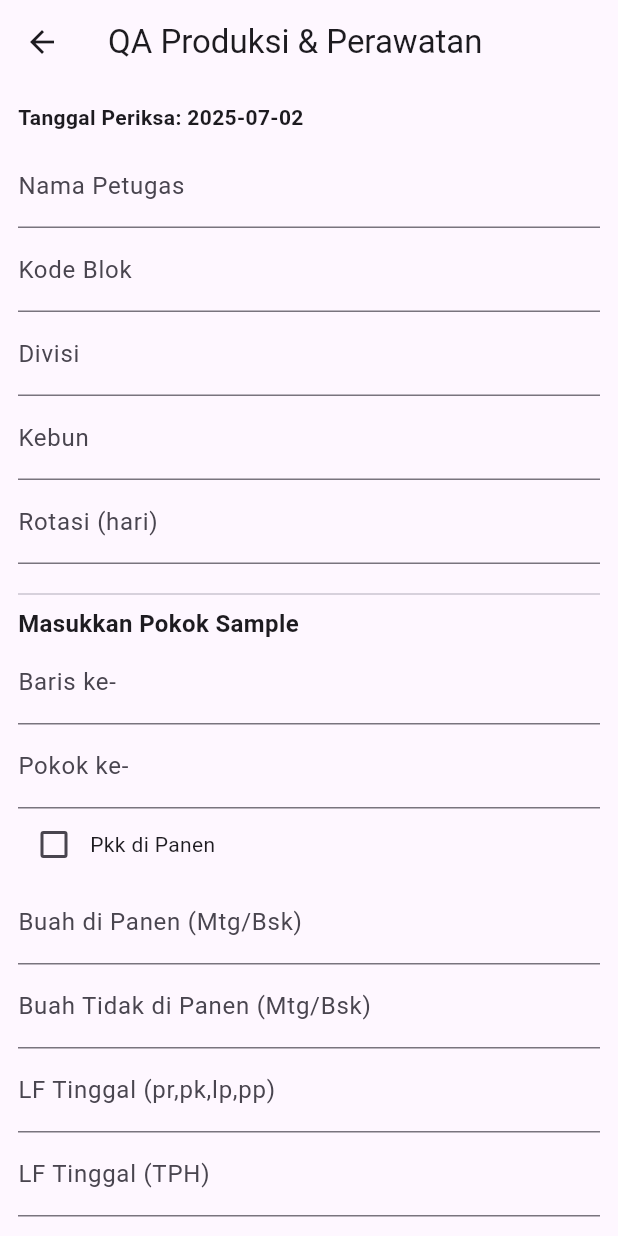
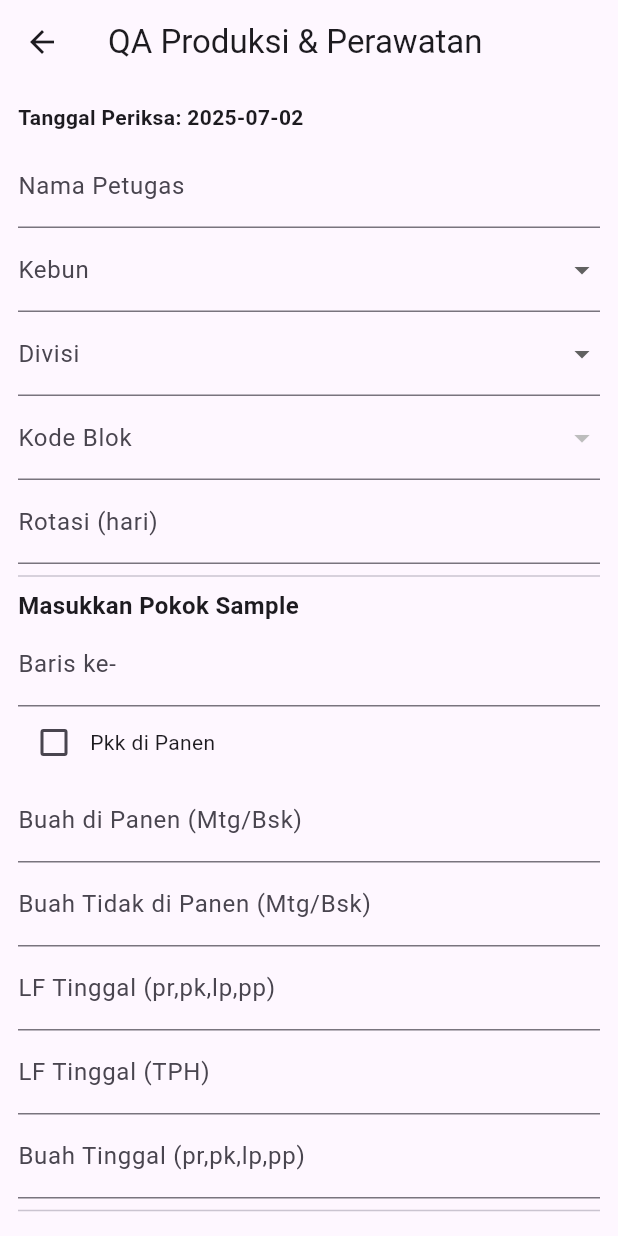
Before and after one commit to mutiaasabrina/QA-Mobile-AGRS, a Flutter app: the QAProduksiPage screen opened directly, on a phone screen of 412 x 824 dp. Run offline on Flutter 3.47's test engine with Material 3 defaults, Android fonts, the phone set to English and light mode, and no system bars.

Commit message:
Fix For QA Produksi & Perawatan (UI)

```diff
--- a/lib/main.dart
+++ b/lib/main.dart
@@ -113,16 +113,13 @@ class QAProduksiPage extends StatefulWidget {
 
 class _QAProduksiPageState extends State<QAProduksiPage> {
   final _namaPetugasController = TextEditingController();
-  final _kodeBlokController = TextEditingController();
-  final _divisiController = TextEditingController();
-  final _kebunController = TextEditingController();
   final _rotasiController = TextEditingController();
 
   final List<Map<String, dynamic>> _samples = [];
   final String _tanggalPeriksa = DateFormat('yyyy-MM-dd').format(DateTime.now());
 
   final _barisController = TextEditingController();
-  final _pokokController = TextEditingController();
+  int pokokCounter = 1;
   bool _dipanen = false;
   final _buahDipanenController = TextEditingController();
   final _buahTidakDipanenController = TextEditingController();
@@ -130,29 +127,39 @@ class _QAProduksiPageState extends State<QAProduksiPage> {
   final _tphTinggalController = TextEditingController();
   final _buahTinggalController = TextEditingController();
 
+  String? selectedDivisi;
+  String? selectedKebun;
+  String? selectedBlok;
+
   final Map<String, String?> dropdownSelections = {};
-  final Map<String, Map<String, int>> dropdownCounters = {};
+  final Map<String, int> dropdownCounters = {};
 
-  final Map<String, List<String>> dropdownOptions = {
-    "Kondisi Circle": ["Baik", "Semak", "Anak Sawit", "Sampah"],
-    "Kondisi Path": ["Baik", "Tidak Baik"],
-    "Kondisi TPH": ["Baik", "Tidak Baik"],
-    "Lalang": ["Ada", "Tidak Ada"],
-    "Anak Kayu": ["Ada", "Tidak Ada"],
-    "Perumpung": ["Ada", "Tidak Ada"],
-    "Purun Tikus": ["Ada", "Tidak Ada"],
-    "Pakis Udang": ["Ada", "Tidak Ada"],
-    "Titi Panen": ["Ada", "Tidak Ada"],
-    "Jalan dan Jembatan": ["Baik", "Sedang", "Jelek"],
-    "Pruning": ["Baik", "Over", "Sengkleh", "Under"],
-    "Susunan Pelepah": ["Rapi", "Tidak Rapi"],
-    "Serangan Tikus": ["Ada", "Tidak Ada"],
-    "Serangan Rayap": ["Ada", "Tidak Ada"],
-    "Thirathaba": ["Ada", "Tidak Ada"],
-    "UPDPKS": ["Ada", "Tidak Ada"],
+  final List<String> divisiOptions = ['1', '2', '3', '4', '5'];
+  final List<String> kebunOptions = ['Inti', 'Plasma'];
+
+  final Map<String, List<String>> blokOptions = {
+    "Inti-1": ["I-18", "I-19", "I-20", "I-21", "I-22", "I-23", "I-24", "I-25", "I-26", "I-27", "I-28", "I-29", "J-18", "J-19", "J-20", "J-21", "J-22", "J-23", "J-24", "J-25", "J-26", "J-27", "J-28", "J-29", "I-12", "I-13", "I-14", "I-14B", "I-15", "I-15B", "I-16", "I-16B", "I-17", "I-08", "I-09", "I-10", "I-11"],
+    "Inti-2": ["H-18", "H-19", "H-20", "H-21", "H-22", "H-23", "H-24", "H-25", "H-26", "H-27", "H-28", "H-29", "H-30", "H-31", "G-18", "G-19", "G-20", "G-21", "G-22", "G-23", "G-24", "G-25", "G-26", "G-27"],
+    "Inti-3": ["G-1", "G-10", "G-11", "G-12", "G-13", "G-14", "G-15", "G-16", "G-17", "G-2", "G-3", "G-4", "G-5", "G-6", "G-7", "G-8", "G-9", "H-10", "H-11", "H-12", "H-13", "H-14", "H-15", "H-16", "H-17", "H-6", "H-7", "H-8", "H-9", "G-04", "G-05", "H-06", "H-07"],
+    "Inti-4": ["E-18", "E-10", "E-11", "E-12", "E-13", "E-14", "E-15", "E-16", "E-17", "E-19", "E-20", "E-21", "E-22", "E-23", "E-7", "E-8", "E-9", "E-24", "F-10", "F-11", "F-12", "F-13", "F-14", "F-15", "F-16", "F-17", "F-18", "F-19", "F-20", "F-21", "F-22", "F-23", "F-24", "F-7", "F-8", "F-9"],
+    "Inti-5": ["C-16", "E-1", "E-2", "E-3", "E-4", "E-5", "E-6", "F-1", "F-2", "F-3", "F-4", "F-5", "F-6", "C-5", "C-6", "C-7", "C-8", "C-9", "D-10", "D-11", "D-3", "D-4", "D-5", "D-6", "D-7", "D-8", "D-9"],
+    "Plasma-1": ["I-30", "I-31", "I-32", "J-30", "J-31", "J-32", "G-31", "H-31", "K-28", "K-29", "K-30", "L-26", "L-27", "L-28", "L-29", "L-30", "L-31", "L-32", "L-33", "L-34", "L-35", "L-37", "H-32", "L-36", "L-38", "L-39", "K-26", "K-27", "K-31", "K-22", "K-23", "K-24", "K-25", "H-33", "K-32", "K-33", "K-34", "K-35", "L-40", "L-41", "M-36", "M-38"],
+    "Plasma-2": ["E-34", "E-35", "E-37", "E-38", "F-34", "F-35", "F-37", "F-38", "F-39", "F-40", "F-41", "D-34", "D-35", "D-49", "D-50", "D-51", "D-52", "D-53", "E-33", "E-36", "E-39", "F-36", "E-25", "E-26", "E-27", "F-24", "F-25", "F-26", "F-27", "F-28", "D-37", "D-38", "D-41", "D-42", "D-36", "D-39", "D-40", "D-43", "D-48", "E-28", "E-29"],
+    "Plasma-3": ["D-35", "D-36", "D-30", "D-33", "D-34", "C-25", "C-26", "C-31", "C-32", "D-37", "D-38", "D-39", "D-40", "D-41", "D-42", "C-27", "C-28", "C-29", "C-30", "C-33", "C-34", "C-35", "C-36", "C-37", "C-38", "C-39", "C-40", "B-34", "B-35", "B-37", "B-40", "B-41", "B-43", "C-41", "C-42", "C-43", "C-44"],
+    "Plasma-4": ["B-23", "B-17", "B-18", "B-27", "B-29", "A-20", "A-21", "A-22", "A-23", "B-19", "B-20", "B-21", "B-22", "B-24", "B-25", "B-26", "B-28", "A-28", "A-29", "A-30", "A-32", "A-25", "A-31", "B-30", "A-26"],
+    "Plasma-5": ["B-15", "B-16", "C-23", "D-20", "D-28", "B-10", "B-13", "B-14", "C-15", "C-16", "C-8", "C-9", "D-11", "C-19", "C-20", "D-25", "D-26", "D-27", "B-12", "C-5", "B-11", "C-10", "C-11", "C-14", "D-19", "C-6", "C-7", "D-17", "D-1", "D-2", "D-3"]
   };
 
-  Widget _buildDropdown(String label, List<String> options, String key) {
+  List<String> get availableBloks {
+    if (selectedKebun != null && selectedDivisi != null) {
+      return blokOptions['${selectedKebun}-${selectedDivisi}'] ?? [];
+    }
+    return [];
+  }
+
+  int _pokokCounter = 1; // Counter otomatis untuk pokok
+
+   Widget _buildDropdown(String label, List<String> options, String key) {
     return DropdownButtonFormField<String>(
       decoration: InputDecoration(labelText: label),
       value: dropdownSelections[key],
@@ -164,15 +171,15 @@ class _QAProduksiPageState extends State<QAProduksiPage> {
   }
 
   void _savePokokSample() {
-    if (_barisController.text.isEmpty || _pokokController.text.isEmpty) {
-      ScaffoldMessenger.of(context).showSnackBar(const SnackBar(content: Text("Baris & Pokok harus diisi.")));
+    if (_barisController.text.isEmpty) {
+      ScaffoldMessenger.of(context).showSnackBar(const SnackBar(content: Text("Baris harus diisi.")));
       return;
     }
 
     setState(() {
       _samples.add({
         "baris": _barisController.text,
-        "pokok": _pokokController.text,
+        "pokok": _pokokCounter.toString(),
         "dipanen": _dipanen,
         "buahDipanen": _buahDipanenController.text,
         "buahTidakDipanen": _buahTidakDipanenController.text,
@@ -181,6 +188,7 @@ class _QAProduksiPageState extends State<QAProduksiPage> {
         "buahTinggal": _buahTinggalController.text,
         "dropdowns": Map<String, String?>.from(dropdownSelections),
       });
+      _pokokCounter++;
       _clearPokokForm();
       dropdownSelections.clear();
     });
@@ -188,7 +196,6 @@ class _QAProduksiPageState extends State<QAProduksiPage> {
 
   void _clearPokokForm() {
     _barisController.clear();
-    _pokokController.clear();
     _dipanen = false;
     _buahDipanenController.clear();
     _buahTidakDipanenController.clear();
@@ -198,31 +205,36 @@ class _QAProduksiPageState extends State<QAProduksiPage> {
   }
 
   void _saveAll() {
-    if (_samples.isEmpty) {
-      ScaffoldMessenger.of(context).showSnackBar(
-        const SnackBar(content: Text("Minimal 1 pokok sample harus diisi.")));
-      return;
-    }
-
-    if (_namaPetugasController.text.isEmpty ||
-        _kodeBlokController.text.isEmpty ||
-        _divisiController.text.isEmpty ||
-        _kebunController.text.isEmpty ||
-        _rotasiController.text.isEmpty) {
-      ScaffoldMessenger.of(context).showSnackBar(
-        const SnackBar(content: Text("Lengkapi semua data form blok.")));
+    if (_samples.isEmpty || selectedKebun == null || selectedDivisi == null || selectedBlok == null || _namaPetugasController.text.isEmpty || _rotasiController.text.isEmpty) {
+      ScaffoldMessenger.of(context).showSnackBar(const SnackBar(content: Text("Lengkapi semua data.")));
       return;
     }
 
     dropdownCounters.clear();
-    for (var label in dropdownOptions.keys) {
-      dropdownCounters[label] = { for (var opt in dropdownOptions[label]!) opt: 0 };
-    }
+    Map<String, Set<String>> dropdownOptions = {
+      "Kondisi Circle": {"Baik", "Semak", "Anak Sawit", "Sampah"},
+      "Kondisi Path": {"Baik", "Tidak Baik"},
+      "Kondisi TPH": {"Baik", "Tidak Baik"},
+      "Lalang": {"Ada", "Tidak Ada"},
+      "Anak Kayu": {"Ada", "Tidak Ada"},
+      "Perumpung": {"Ada", "Tidak Ada"},
+      "Purun Tikus": {"Ada", "Tidak Ada"},
+      "Pakis Udang": {"Ada", "Tidak Ada"},
+      "Titi Panen": {"Ada", "Tidak Ada"},
+      "Jalan dan Jembatan": {"Baik", "Sedang", "Jelek"},
+      "Pruning": {"Baik", "Over", "Sengkleh", "Under"},
+      "Susunan Pelepah": {"Rapi", "Tidak Rapi"},
+      "Serangan Tikus": {"Ada", "Tidak Ada"},
+      "Serangan Rayap": {"Ada", "Tidak Ada"},
+      "Thirathaba": {"Ada", "Tidak Ada"},
+      "UPDPKS": {"Ada", "Tidak Ada"},
+    };
+
     for (var s in _samples) {
       final drop = s['dropdowns'] as Map<String, String?>?;
       drop?.forEach((key, val) {
-        if (val != null && dropdownCounters.containsKey(key)) {
-          dropdownCounters[key]![val] = (dropdownCounters[key]![val] ?? 0) + 1;
+        if (val != null) {
+          dropdownCounters.update('$key: $val', (v) => v + 1, ifAbsent: () => 1);
         }
       });
     }
@@ -237,9 +249,9 @@ class _QAProduksiPageState extends State<QAProduksiPage> {
     StringBuffer result = StringBuffer();
     result.writeln("Tanggal Periksa: $_tanggalPeriksa");
     result.writeln("Nama Petugas: ${_namaPetugasController.text}");
-    result.writeln("Kode Blok: ${_kodeBlokController.text}");
-    result.writeln("Divisi: ${_divisiController.text}");
-    result.writeln("Kebun: ${_kebunController.text}");
+    result.writeln("Kebun: $selectedKebun");
+    result.writeln("Divisi: $selectedDivisi");
+    result.writeln("Kode Blok: $selectedBlok");
     result.writeln("Rotasi: ${_rotasiController.text} hari\n");
     result.writeln("Jumlah Pokok Sample: ${_samples.length}");
     result.writeln("Pkk dipanen: $totalDipanen");
@@ -249,11 +261,14 @@ class _QAProduksiPageState extends State<QAProduksiPage> {
     result.writeln("LF Tinggal di TPH: $totalTphTinggal");
     result.writeln("Buah Tinggal: $totalBuahTinggal\n");
     result.writeln("== Ringkasan Kondisi ==");
-    dropdownCounters.forEach((key, values) {
-      result.writeln("$key:");
-      values.forEach((val, count) {
-        result.writeln("  - $val: $count");
-      });
+
+    dropdownOptions.forEach((label, options) {
+      result.writeln("$label:");
+      for (var opt in options) {
+        final key = "$label: $opt";
+        final count = dropdownCounters[key] ?? 0;
+        result.writeln("  - $opt: $count");
+      }
     });
 
     showDialog(
@@ -286,21 +301,38 @@ class _QAProduksiPageState extends State<QAProduksiPage> {
             Text("Tanggal Periksa: $_tanggalPeriksa", style: const TextStyle(fontWeight: FontWeight.bold)),
             const SizedBox(height: 8),
             TextField(controller: _namaPetugasController, decoration: const InputDecoration(labelText: "Nama Petugas")),
-            TextField(controller: _kodeBlokController, decoration: const InputDecoration(labelText: "Kode Blok")),
-            TextField(controller: _divisiController, decoration: const InputDecoration(labelText: "Divisi")),
-            TextField(controller: _kebunController, decoration: const InputDecoration(labelText: "Kebun")),
+            DropdownButtonFormField<String>(
+              decoration: const InputDecoration(labelText: "Kebun"),
+              value: selectedKebun,
+              onChanged: (val) => setState(() {
+                selectedKebun = val;
+                selectedDivisi = null;
+                selectedBlok = null;
+              }),
+              items: kebunOptions.map((e) => DropdownMenuItem(value: e, child: Text(e))).toList(),
+            ),
+            DropdownButtonFormField<String>(
+              decoration: const InputDecoration(labelText: "Divisi"),
+              value: selectedDivisi,
+              onChanged: (val) => setState(() {
+                selectedDivisi = val;
+                selectedBlok = null;
+              }),
+              items: divisiOptions.map((e) => DropdownMenuItem(value: e, child: Text(e))).toList(),
+            ),
+            DropdownButtonFormField<String>(
+              decoration: const InputDecoration(labelText: "Kode Blok"),
+              value: selectedBlok,
+              onChanged: (val) => setState(() => selectedBlok = val),
+              items: availableBloks.map((e) => DropdownMenuItem(value: e, child: Text(e))).toList(),
+            ),
             TextField(controller: _rotasiController, decoration: const InputDecoration(labelText: "Rotasi (hari)")),
-            const SizedBox(height: 12),
             const Divider(),
             const Text("Masukkan Pokok Sample", style: TextStyle(fontSize: 16, fontWeight: FontWeight.bold)),
             TextField(controller: _barisController, decoration: const InputDecoration(labelText: "Baris ke-")),
-            TextField(controller: _pokokController, decoration: const InputDecoration(labelText: "Pokok ke-")),
             Row(
               children: [
-                Checkbox(
-                  value: _dipanen,
-                  onChanged: (val) => setState(() => _dipanen = val ?? false),
-                ),
+                Checkbox(value: _dipanen, onChanged: (val) => setState(() => _dipanen = val ?? false)),
                 const Text("Pkk di Panen")
               ],
             ),
@@ -310,8 +342,23 @@ class _QAProduksiPageState extends State<QAProduksiPage> {
             TextField(controller: _tphTinggalController, decoration: const InputDecoration(labelText: "LF Tinggal (TPH)")),
             TextField(controller: _buahTinggalController, decoration: const InputDecoration(labelText: "Buah Tinggal (pr,pk,lp,pp)")),
             const Divider(),
-            ...dropdownOptions.entries.map((entry) => _buildDropdown(entry.key, entry.value, entry.key)).toList(),
-            const SizedBox(height: 16),
+            _buildDropdown("Kondisi Circle", ["Baik", "Semak", "Anak Sawit", "Sampah"], "Kondisi Circle"),
+            _buildDropdown("Kondisi Path", ["Baik", "Tidak Baik"], "Kondisi Path"),
+            _buildDropdown("Kondisi TPH", ["Baik", "Tidak Baik"], "Kondisi TPH"),
+            _buildDropdown("Lalang", ["Ada", "Tidak Ada"], "Lalang"),
+            _buildDropdown("Anak Kayu", ["Ada", "Tidak Ada"], "Anak Kayu"),
+            _buildDropdown("Perumpung", ["Ada", "Tidak Ada"], "Perumpung"),
+            _buildDropdown("Purun Tikus", ["Ada", "Tidak Ada"], "Purun Tikus"),
+            _buildDropdown("Pakis Udang", ["Ada", "Tidak Ada"], "Pakis Udang"),
+            _buildDropdown("Titi Panen", ["Ada", "Tidak Ada"], "Titi Panen"),
+            _buildDropdown("Jalan dan Jembatan", ["Baik", "Sedang", "Jelek"], "Jalan dan Jembatan"),
+            _buildDropdown("Pruning", ["Baik", "Over", "Sengkleh", "Under"], "Pruning"),
+            _buildDropdown("Susunan Pelepah", ["Rapi", "Tidak Rapi"], "Susunan Pelepah"),
+            _buildDropdown("Serangan Tikus", ["Ada", "Tidak Ada"], "Serangan Tikus"),
+            _buildDropdown("Serangan Rayap", ["Ada", "Tidak Ada"], "Serangan Rayap"),
+            _buildDropdown("Thirathaba", ["Ada", "Tidak Ada"], "Thirathaba"),
+            _buildDropdown("UPDPKS", ["Ada", "Tidak Ada"], "UPDPKS"),
+             const SizedBox(height: 16),
             ElevatedButton(
               style: ElevatedButton.styleFrom(backgroundColor: primaryColor, foregroundColor: Colors.white),
               onPressed: _savePokokSample,
```
